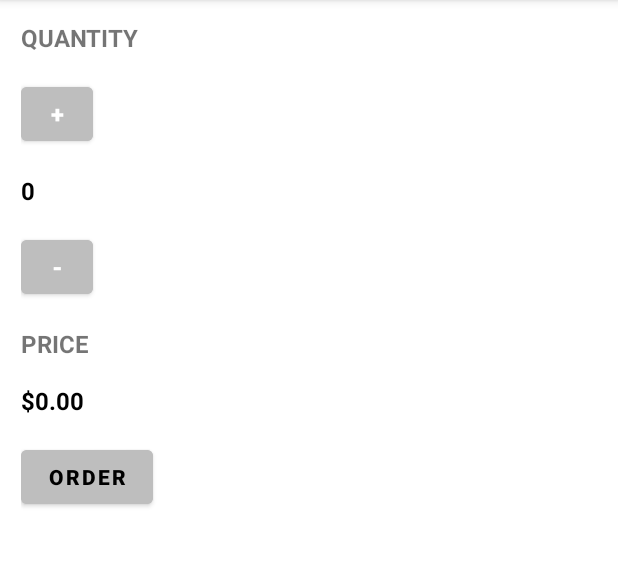
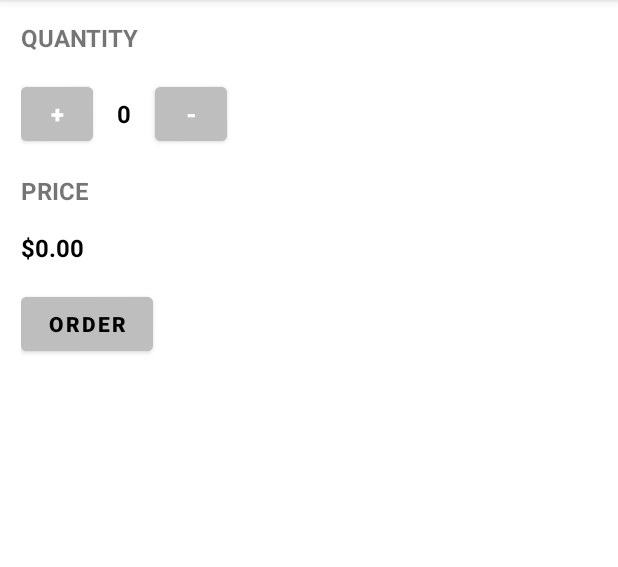
Before and after one commit to MFALLAM/CoffeeApp, an Android app: the screen it shows after launch (MainActivity), on a phone screen of 412 x 824 dp, the part 84-651 px from its top. Run offline under Robolectric (Android 15) with nearby library versions, the phone set to English and light mode, and no system bars.

Commit message:
Added Linerlayout for Quantity picker

```diff
--- a/app/src/main/res/layout/activity_main.xml
+++ b/app/src/main/res/layout/activity_main.xml
@@ -16,10 +16,16 @@
         android:textSize="16dp"
         android:textStyle="bold" />
 
+    <LinearLayout
+        android:layout_width="match_parent"
+        android:layout_height="wrap_content"
+        android:orientation="horizontal">
+
         <Button
             android:id="@+id/btn_increment"
             android:layout_width="48dp"
             android:layout_height="48dp"
+            android:layout_marginRight="16dp"
             android:layout_marginBottom="16dp"
             android:backgroundTint="#BEBEBE"
             android:onClick="increment"
@@ -32,6 +38,7 @@
             android:layout_width="wrap_content"
             android:layout_height="wrap_content"
             android:layout_alignTop="@id/text_qty"
+            android:layout_marginRight="16dp"
             android:layout_marginBottom="16dp"
             android:text="0"
             android:textColor="@color/black"
@@ -49,6 +56,8 @@
             android:text="-"
             android:textSize="16dp"
             android:textStyle="bold" />
+
+    </LinearLayout>
 
     <TextView
         android:id="@+id/txt_price"
```
Lines whose indentation alone changed are shown as unchanged.
